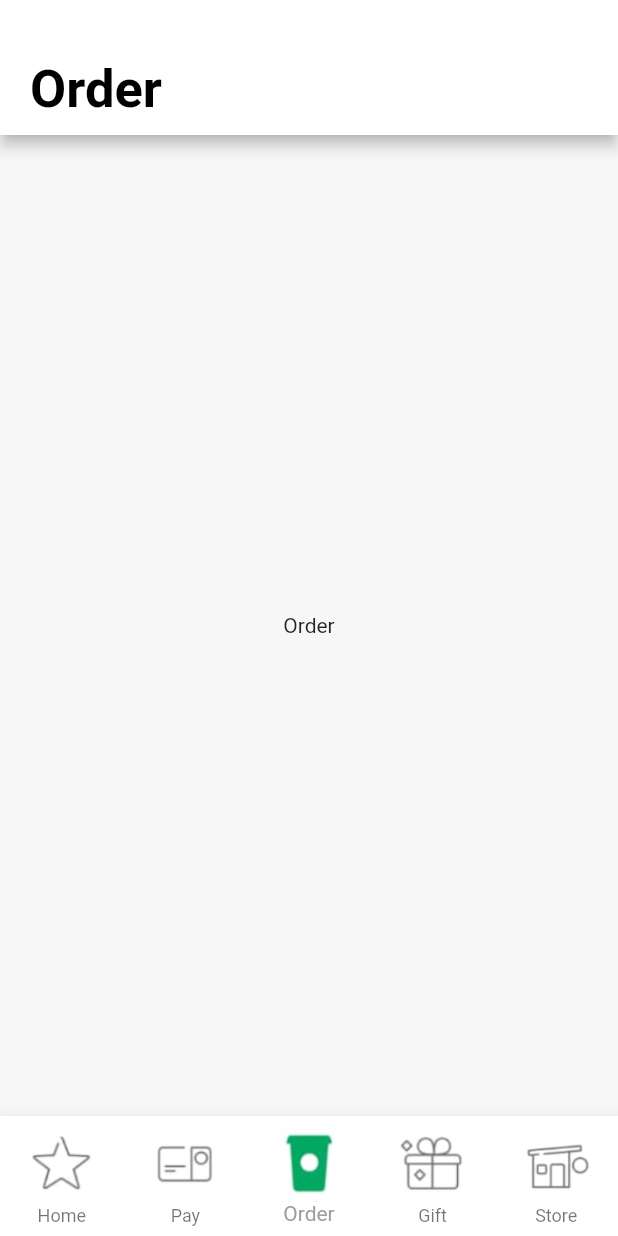
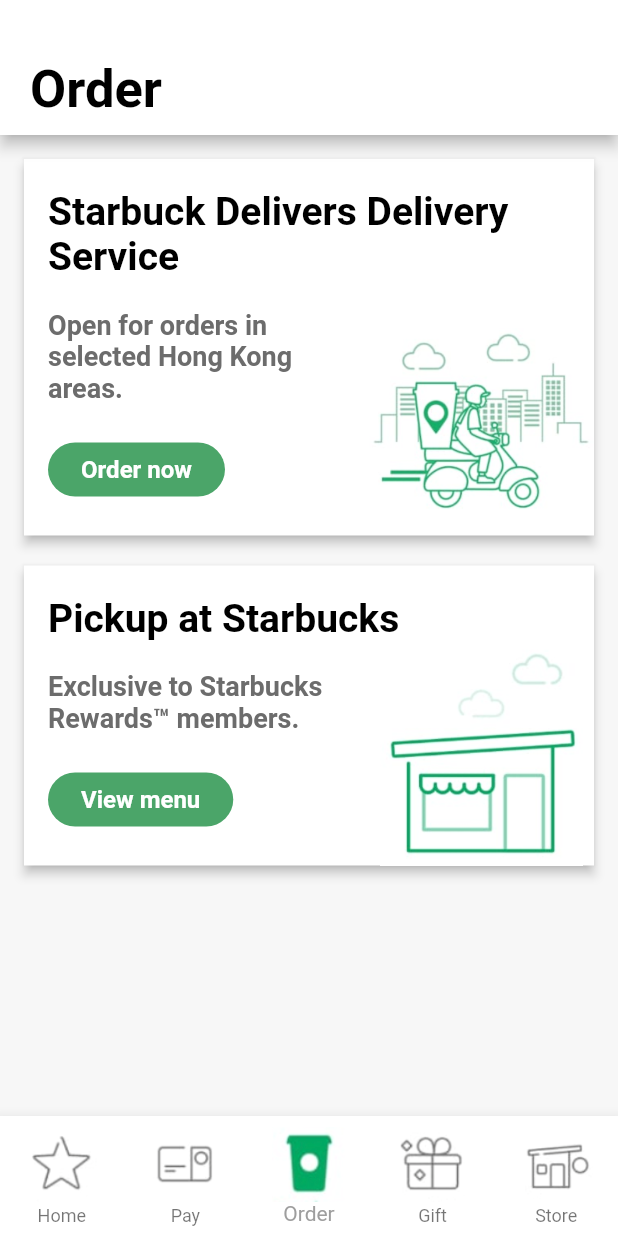
Before and after one commit to elcchan99/starbucks-clone-app, a Flutter app: the screen it shows after launch, item 3 of the bottom bar chosen, on a phone screen of 412 x 824 dp. Run offline on Flutter 3.47's test engine with Material 2 defaults, Android fonts, the phone set to English and light mode, and no system bars.

Commit message:
implement order page in detail

```diff
--- a/lib/main.dart
+++ b/lib/main.dart
@@ -20,10 +20,10 @@
       theme: ThemeData(
         primarySwatch: Colors.grey,
         primaryTextTheme: TextTheme(
-            headline6: TextStyle(
-                color: Colors.black,
-                fontSize: 35,
-                fontWeight: FontWeight.bold)),
+          // App Bar title
+          headline6: TextStyle(
+              color: Colors.black, fontSize: 35, fontWeight: FontWeight.bold),
+        ),
         scaffoldBackgroundColor: const Color.fromRGBO(247, 247, 247, 1),
         visualDensity: VisualDensity.adaptivePlatformDensity,
       ),
--- a/lib/pages/order.dart
+++ b/lib/pages/order.dart
@@ -1,14 +1,106 @@
 import 'package:flutter/material.dart';
 import 'package:starbucks_app/main.dart';
+
+import 'package:starbucks_app/constants.dart' as Constants;
 
 class OrderPage extends StatelessWidget implements MyPage {
   final String title = "Order";
   final Image navIcon = Image(image: AssetImage("assets/icons/cup.png"));
 
+  TextStyle _titleTextStyle = TextStyle(
+    color: Colors.black,
+    fontSize: 26,
+    fontWeight: FontWeight.bold,
+  );
+  TextStyle _descTextStyle = TextStyle(
+      color: Constants.PARE_GREY, fontSize: 18, fontWeight: FontWeight.bold);
+  TextStyle _buttonTextStyle = TextStyle(
+    color: Colors.white,
+    fontSize: 16,
+    fontWeight: FontWeight.bold,
+  );
+
+  Widget buildCard(context,
+      {String title,
+      String description,
+      String buttonText,
+      Function buttomOnPressed,
+      AssetImage backgroundImage}) {
+    return Stack(children: [
+      Material(
+          elevation: 3,
+          color: Colors.white,
+          child: Padding(
+              padding: const EdgeInsets.symmetric(vertical: 20, horizontal: 16),
+              child: Column(children: [
+                Align(
+                  alignment: Alignment.centerLeft,
+                  child: Container(
+                      child: Text(
+                    title,
+                    style: _titleTextStyle,
+                  )),
+                ),
+                SizedBox(height: 20),
+                Align(
+                    alignment: Alignment.centerLeft,
+                    child: Container(
+                        width: 210,
+                        child: Container(
+                            child: Text(description, style: _descTextStyle)))),
+                SizedBox(height: 20),
+                Align(
+                    alignment: Alignment.centerLeft,
+                    child: Container(
+                        child: FlatButton(
+                            padding: EdgeInsets.symmetric(horizontal: 22),
+                            color: Constants.STARBUCKS_GREEN,
+                            shape: RoundedRectangleBorder(
+                              borderRadius: BorderRadius.circular(18.0),
+                            ),
+                            child: Text(buttonText, style: _buttonTextStyle),
+                            onPressed: buttomOnPressed)))
+              ]))),
+      Positioned(
+          right: 0,
+          bottom: 0,
+          child: Image(
+            width: 150,
+            height: 150,
+            image: backgroundImage,
+          ))
+    ]);
+  }
+
   @override
   Widget build(BuildContext context) {
     return Scaffold(
         appBar: MyPage.buildAppBar(context, title: title),
-        body: Center(child: Container(child: Text("Order"))));
+        body: Padding(
+          padding: EdgeInsets.all(16),
+          child: ListView(
+            children: [
+              buildCard(
+                context,
+                title: "Starbuck Delivers Delivery Service",
+                description: "Open for orders in selected Hong Kong areas.",
+                buttonText: "Order now",
+                buttomOnPressed: () {},
+                backgroundImage: AssetImage("assets/images/deliver.png"),
+              ),
+              SizedBox(
+                height: 20,
+              ),
+              buildCard(
+                context,
+                title: "Pickup at Starbucks",
+                description: "Exclusive to Starbucks Rewards™ members.",
+                buttonText: "View menu",
+                buttomOnPressed: () {},
+                backgroundImage: AssetImage("assets/images/branch.png"),
+              ),
+            ],
+          ),
+        ));
   }
 }
```
